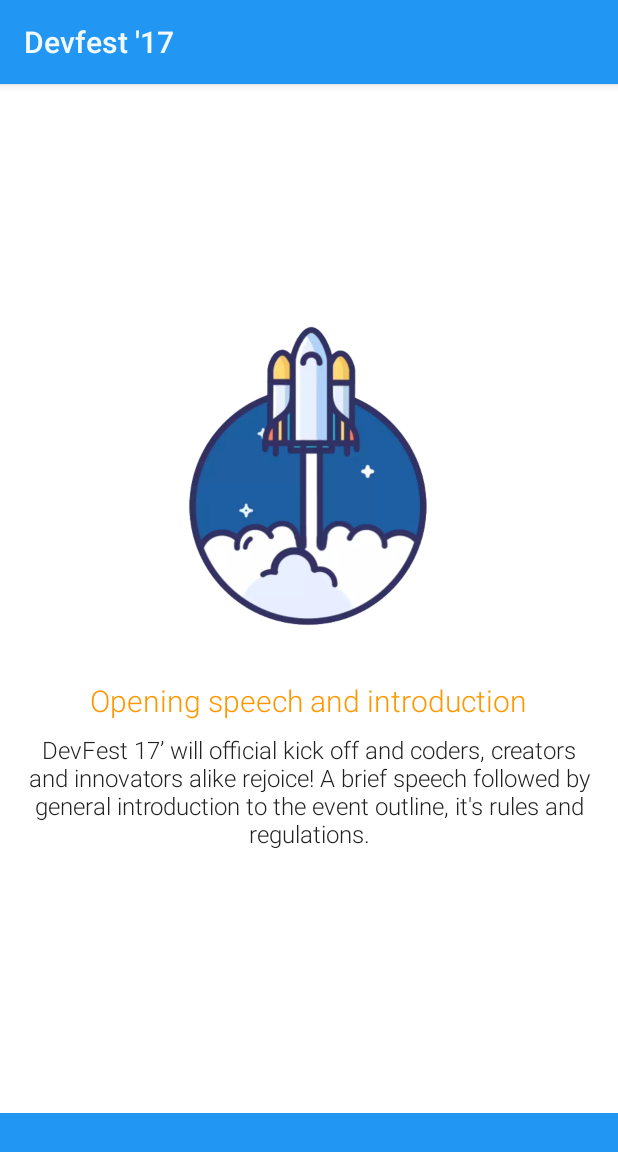
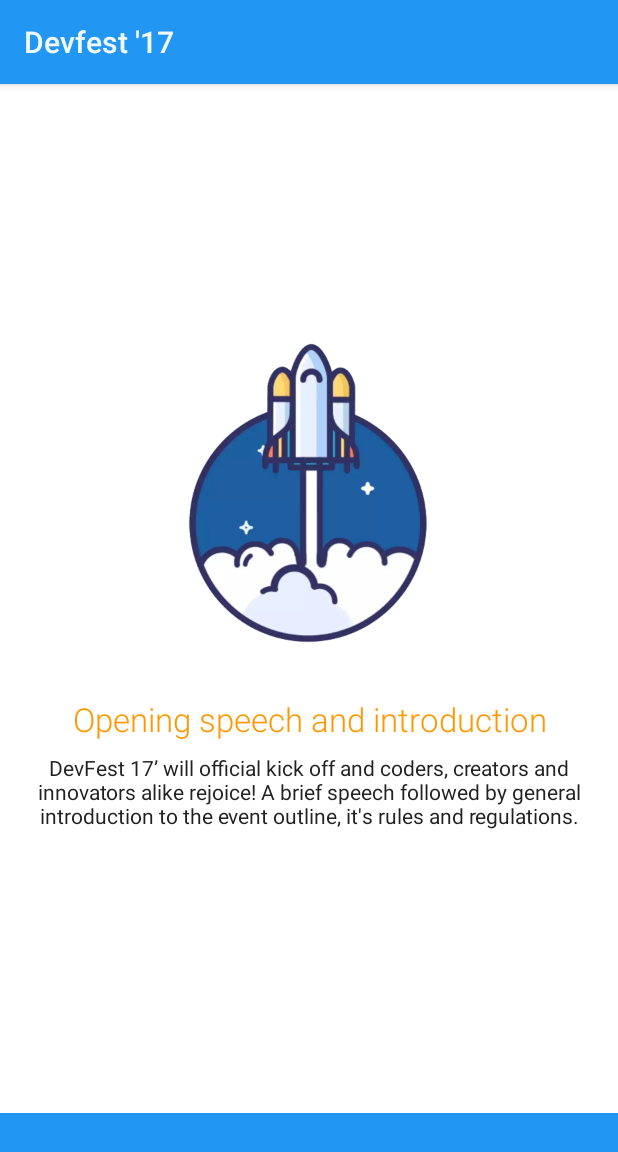
Before and after one commit to Zireael26/Devfest-17-android, an Android app: the fragment TimelineFragment placed in its activity, on a phone screen of 412 x 824 dp. Shown: the top 1152 px of the screen. Run offline under Robolectric (Android 15) with nearby library versions, the phone set to English and light mode, and no system bars; libraries missing offline, so code that uses them is left out: com.yarolegovich.discretescrollview, com.yarolegovich.slidingrootnav; plain views replace DiscreteScrollView; pictures from the network do not load; 13 statements that could not run were skipped.

Commit message:
more bugs fixed

```diff
--- a/app/build.gradle
+++ b/app/build.gradle
@@ -23,7 +23,7 @@
         minSdkVersion 19
         targetSdkVersion 26
         versionCode 3
-        versionName "beta-0.3"
+        versionName "beta-0.4"
         testInstrumentationRunner "android.support.test.runner.AndroidJUnitRunner"
     }
     buildTypes {
--- a/app/src/main/java/com/gdgvitvellore/devfest17/AboutFragment.java
+++ b/app/src/main/java/com/gdgvitvellore/devfest17/AboutFragment.java
@@ -50,7 +50,7 @@
                 .addGitHubLink("GDGVIT")
                 .addFacebookLink("gdgvitvellore")
                 .addEmailLink("gdgvitvellore@gmail.com")
-                .addWebsiteLink("https://gdgvitvellore.com")
+                .addWebsiteLink("http://gdgvitvellore.com")
                 .addTwitterLink("gdgvit")
                 .addGooglePlusLink("+gdgvitvellore")
                 .addMoreFromMeAction("GDG VIT Vellore")
--- a/app/src/main/java/com/gdgvitvellore/devfest17/EventView.java
+++ b/app/src/main/java/com/gdgvitvellore/devfest17/EventView.java
@@ -55,7 +55,7 @@
         eventImage.animate()
                 .scaleX(1f).scaleY(1f)
                 .setInterpolator(new AccelerateDecelerateInterpolator())
-                .setDuration(100)
+                .setDuration(50)
                 .start();
     }
 
--- a/app/src/main/java/com/gdgvitvellore/devfest17/IntroActivity.java
+++ b/app/src/main/java/com/gdgvitvellore/devfest17/IntroActivity.java
@@ -74,8 +74,10 @@
 
     @Override
     public void onFinish() {
+        super.onFinish();
         prefManager.setFirstTimeLaunch(false);
-        super.onFinish();
+        startActivity(new Intent(IntroActivity.this, MainActivity.class));
+        finish();
     }
 
 
--- a/app/src/main/java/com/gdgvitvellore/devfest17/TimelineFragment.java
+++ b/app/src/main/java/com/gdgvitvellore/devfest17/TimelineFragment.java
@@ -58,7 +58,7 @@
         timelineEventPicker.setAdapter(new EventAdapter(events));
         timelineEventPicker.addOnItemChangedListener(this);
         timelineEventPicker.addScrollStateChangeListener(this);
-        timelineEventPicker.setItemTransitionTimeMillis(20);
+        timelineEventPicker.setItemTransitionTimeMillis(50);
         timelineEventPicker.setItemTransformer(new ScaleTransformer.Builder()
                 .setMinScale(0.8f)
                 .build());
--- a/app/src/main/res/layout/fragment_custom_slide.xml
+++ b/app/src/main/res/layout/fragment_custom_slide.xml
@@ -16,14 +16,15 @@
         <TextView
             android:layout_width="match_parent"
             android:layout_height="wrap_content"
-            android:text="@string/lorem_ipsum" />
+            android:text="@string/lorem_ipsum"
+            android:fontFamily="sans-serif-light"/>
     </ScrollView>
 
     <CheckBox
         android:id="@+id/checkBox"
         android:layout_width="wrap_content"
         android:layout_height="wrap_content"
-        android:layout_marginLeft="32dp"
+        android:layout_marginStart="32dp"
         android:text="@string/check_to_pass"
         app:layout_parallaxFactor="0.4" />
 
--- a/app/src/main/res/layout/fragment_sponsor.xml
+++ b/app/src/main/res/layout/fragment_sponsor.xml
@@ -21,7 +21,6 @@
         android:fontFamily="sans-serif-light"
         android:textColor="@android:color/black"
         android:textSize="26sp"
-        android:textStyle="bold"
         tools:text="Balasmiq" />
 
     <Space
@@ -34,8 +33,8 @@
         android:layout_height="wrap_content"
         android:layout_gravity="center_horizontal"
         android:textColor="@color/accent"
-        android:textSize="18sp"
-        android:textStyle="bold"
+        android:textSize="20sp"
+        android:fontFamily="sans-serif-light"
         tools:text="Title Sponsor" />
 
     <Space
--- a/app/src/main/res/layout/item_event_card.xml
+++ b/app/src/main/res/layout/item_event_card.xml
@@ -28,6 +28,7 @@
             android:textAllCaps="true"
             android:textColor="@android:color/black"
             android:textSize="12sp"
+            android:fontFamily="sans-serif-light"
             android:textStyle="bold"
             tools:text="7 PM" />
 
--- a/app/src/main/res/layout/item_option.xml
+++ b/app/src/main/res/layout/item_option.xml
@@ -22,6 +22,7 @@
         android:layout_height="wrap_content"
         android:layout_marginLeft="16dp"
         android:layout_marginRight="16dp"
+
         android:textColor="?android:textColorPrimary" />
 
 </LinearLayout>
--- a/app/src/main/res/layout/menu_left_drawer.xml
+++ b/app/src/main/res/layout/menu_left_drawer.xml
@@ -69,7 +69,7 @@
         <TextView
             android:layout_width="wrap_content"
             android:layout_height="wrap_content"
-            android:text=" by GDG VIT" />
+            android:text=" by GDG VIT"/>
     </LinearLayout>
 
 </LinearLayout>
--- a/app/src/main/res/layout/qna_card_back.xml
+++ b/app/src/main/res/layout/qna_card_back.xml
@@ -43,7 +43,7 @@
                 android:layout_marginStart="16dp"
                 android:gravity="center_vertical"
                 android:textColor="#000"
-                android:textSize="14sp" />
+                android:textSize="13sp" />
 
         </LinearLayout>
 
--- a/app/src/main/res/layout/qna_card_front.xml
+++ b/app/src/main/res/layout/qna_card_front.xml
@@ -40,9 +40,10 @@
                 android:layout_width="match_parent"
                 android:layout_height="wrap_content"
                 android:layout_marginStart="16dp"
+                android:layout_marginEnd="16dp"
                 android:gravity="center_vertical"
                 android:textColor="#000"
-                android:textSize="20sp" />
+                android:textSize="18sp" />
 
         </LinearLayout>
 
--- a/app/src/main/res/layout/view_event.xml
+++ b/app/src/main/res/layout/view_event.xml
@@ -13,7 +13,7 @@
 
     <ImageView
         android:id="@+id/event_image"
-        android:layout_width="wrap_content"
+        android:layout_width="200dp"
         android:layout_height="240dp"
         android:layout_marginBottom="12dp"
         android:gravity="center"
@@ -33,7 +33,7 @@
             android:fontFamily="sans-serif-light"
             android:textAlignment="center"
             android:textColor="@color/accent"
-            android:textSize="20sp"
+            android:textSize="22sp"
             tools:text="Opening speech and introduction" />
         <!--android:textColor="@color/colorAccentGrad"/>-->
 
@@ -49,9 +49,8 @@
         android:layout_height="wrap_content"
         android:layout_marginEnd="16dp"
         android:layout_marginStart="16dp"
-        android:fontFamily="sans-serif-light"
         android:textColor="@color/textColorPrimaryGrad"
-        android:textSize="16sp" />
+        android:textSize="14sp" />
 
     <Space
         android:layout_width="wrap_content"
```
Also changed, not shown: app/src/main/java/com/gdgvitvellore/devfest17/SplashActivity.java (+23 -7 lines), app/src/main/assets/fonts/Exo2-Regular.ttf (added), app/src/main/assets/fonts/HelveticaNeue-Light.ttf (added), app/src/main/assets/fonts/Raleway-Regular.ttf (added), app/src/main/assets/fonts/RobotoSlab-Light.ttf (added), app/src/main/assets/fonts/Ubuntu-L.ttf (added).
